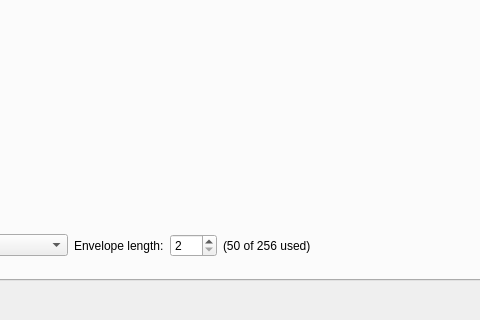
Before: the Qt Designer form mainwindow.ui in steux/tiatracker, drawn with Qt 5; both pictures show x 131 to 611 and y 463 to 783 of the 1064 by 783 pixel window.
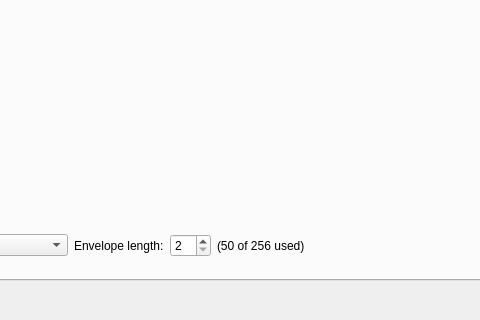
After: the same form once the commit is applied. Custom widgets are drawn as their Qt base class.

Patch:
```diff
--- a/mainwindow.ui
+++ b/mainwindow.ui
@@ -174,7 +174,7 @@
               <number>2</number>
              </property>
              <property name="maximum">
-              <number>240</number>
+              <number>99</number>
              </property>
             </widget>
            </item>
```
